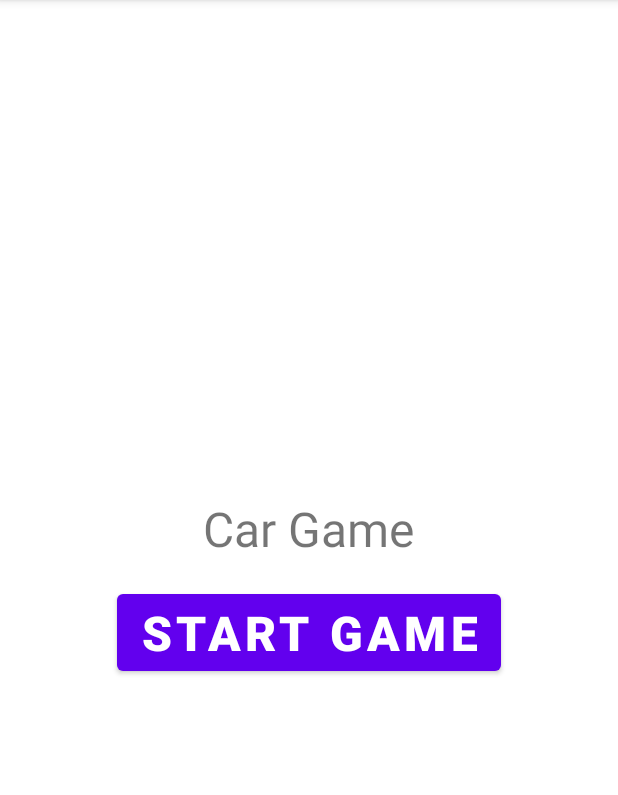
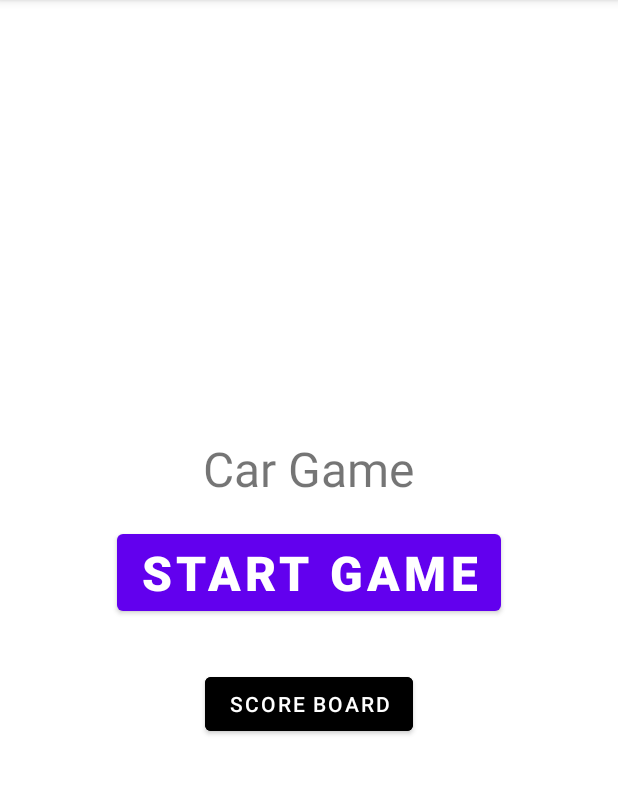
Before and after one commit to itayifrach/car-game-updated, an Android app: the screen it shows after launch (MainActivity), on a phone screen of 412 x 824 dp, the part 84-879 px from its top. Run offline under Robolectric (Android 15) with nearby library versions, the phone set to English and light mode, and no system bars; our stand-ins replace Firebase (no records; nobody signed in at launch, a user with empty details on screens opened directly).

Commit message:
lots of changes done

```diff
--- a/app/build.gradle
+++ b/app/build.gradle
@@ -1,5 +1,6 @@
 plugins {
     id 'com.android.application'
+
 }
 
 android {
@@ -14,7 +15,7 @@ android {
 
         testInstrumentationRunner "androidx.test.runner.AndroidJUnitRunner"
     }
-
+    apply plugin: 'com.google.gms.google-services'
     buildTypes {
         release {
             minifyEnabled false
@@ -28,7 +29,8 @@ android {
 }
 
 dependencies {
-
+    implementation platform ('com.google.firebase:firebase-bom:29.0.1')
+    implementation 'com.google.firebase:firebase-database:16.0.1'
     implementation 'androidx.appcompat:appcompat:1.3.1'
     implementation 'com.google.android.material:material:1.4.0'
     implementation 'androidx.constraintlayout:constraintlayout:2.1.1'
--- /dev/null
+++ b/app/src/main/java/com/itay/hw21/DBManager.java
@@ -0,0 +1,60 @@
+package com.itay.hw21;
+
+import androidx.annotation.NonNull;
+
+import com.google.android.gms.tasks.OnCompleteListener;
+import com.google.android.gms.tasks.OnFailureListener;
+import com.google.android.gms.tasks.OnSuccessListener;
+import com.google.android.gms.tasks.Task;
+import com.google.firebase.database.DataSnapshot;
+import com.google.firebase.database.DatabaseError;
+import com.google.firebase.database.DatabaseReference;
+import com.google.firebase.database.FirebaseDatabase;
+import com.google.firebase.database.ValueEventListener;
+
+import java.util.ArrayList;
+import java.util.List;
+
+public class DBManager {
+    private final DatabaseReference root;
+    private static final DBManager shared = new DBManager();
+
+    public static DBManager getInstance() {
+        return shared;
+    }
+
+    private DBManager() {
+        root = FirebaseDatabase.getInstance("https://car-game-eb178-default-rtdb.europe-west1.firebasedatabase.app").getReference();
+    }
+
+
+    public void addNewScore(Score score, OnSuccessListener<Void> onSuccessListener, OnFailureListener onFailureListener) {
+        root.child("scores").push().setValue(score)
+                .addOnSuccessListener(onSuccessListener)
+                .addOnFailureListener(onFailureListener);
+    }
+
+    public void fetchScores(OnScoresResponse listener) {
+
+
+        root.child("scores").addValueEventListener(new ValueEventListener() {
+            @Override
+            public void onDataChange(@NonNull DataSnapshot snapshot) {
+                List<Score> scores = new ArrayList<>();
+                for(DataSnapshot child : snapshot.getChildren()) {
+                    if(child == null)
+                        continue;
+                    Score score = child.getValue(Score.class);
+                    scores.add(score);
+                }
+                listener.consumeScores(scores);
+            }
+            @Override
+            public void onCancelled(@NonNull DatabaseError error) {
+                System.out.print(error.getDetails());
+            }
+        });
+    }
+
+
+}
--- a/app/src/main/java/com/itay/hw21/MainActivity.java
+++ b/app/src/main/java/com/itay/hw21/MainActivity.java
@@ -1,17 +1,41 @@
 package com.itay.hw21;
 
+import androidx.annotation.NonNull;
 import androidx.appcompat.app.AppCompatActivity;
 
 import android.content.Intent;
 import android.os.Bundle;
 import android.view.View;
+import android.widget.Button;
+
+import com.google.android.gms.tasks.OnFailureListener;
+import com.google.android.gms.tasks.OnSuccessListener;
+import com.google.firebase.FirebaseApp;
+
+import java.util.List;
 
 public class MainActivity extends AppCompatActivity {
 
+    private Button btn_leaderBoard;
     @Override
     protected void onCreate(Bundle savedInstanceState) {
         super.onCreate(savedInstanceState);
         setContentView(R.layout.activity_main);
+        FirebaseApp.initializeApp(this);
+
+        DBManager.getInstance().fetchScores(scoreList -> {
+            for(Score s : scoreList) {
+                System.out.println(s);
+            }
+        });
+        btn_leaderBoard = findViewById(R.id.btn_leaderboard);
+        btn_leaderBoard.setOnClickListener(new View.OnClickListener() {
+            @Override
+            public void onClick(View v) {
+                Intent intent = new Intent(MainActivity.this,score_leade.class);
+                startActivity(intent);
+            }
+        });
         findViewById(R.id.start_btn).setOnClickListener(v -> {
             Intent intent = new Intent(MainActivity.this,GameActivity.class);
             startActivity(intent);
--- /dev/null
+++ b/app/src/main/java/com/itay/hw21/OnScoresResponse.java
@@ -0,0 +1,8 @@
+package com.itay.hw21;
+
+import java.util.List;
+
+public interface OnScoresResponse {
+
+    void consumeScores(List<Score> scoreList);
+}
--- a/app/src/main/res/layout/activity_main.xml
+++ b/app/src/main/res/layout/activity_main.xml
@@ -23,4 +23,14 @@
         android:text="Start Game"
         android:textStyle="bold"
         android:textSize="32sp"></Button>
+
+    <Button
+        android:id="@+id/btn_leaderboard"
+        android:layout_width="wrap_content"
+        android:layout_height="wrap_content"
+        android:text="Score board"
+        android:backgroundTint="@color/black"
+        android:layout_marginTop="32dp"
+        android:layout_marginHorizontal="32dp">
+    </Button>
 </LinearLayout>
--- a/build.gradle
+++ b/build.gradle
@@ -6,7 +6,7 @@ buildscript {
     }
     dependencies {
         classpath "com.android.tools.build:gradle:7.0.3"
-
+        classpath 'com.google.gms:google-services:4.3.10'
         // NOTE: Do not place your application dependencies here; they belong
         // in the individual module build.gradle files
     }
```
Also changed, not shown: app/src/main/AndroidManifest.xml (+5 -2 lines), app/src/main/java/com/itay/hw21/GameActivity.java (+7 -1 lines), app/src/main/java/com/itay/hw21/Score.java (added, +22 -0 lines), app/src/main/java/com/itay/hw21/ScoreBoardAdapter.java (added, +47 -0 lines), app/src/main/java/com/itay/hw21/score_leade.java (added, +19 -0 lines), app/src/main/res/layout/activity_score_leade.xml (added, +51 -0 lines), app/src/main/res/layout/score_item.xml (added, +25 -0 lines), 2 other files.
